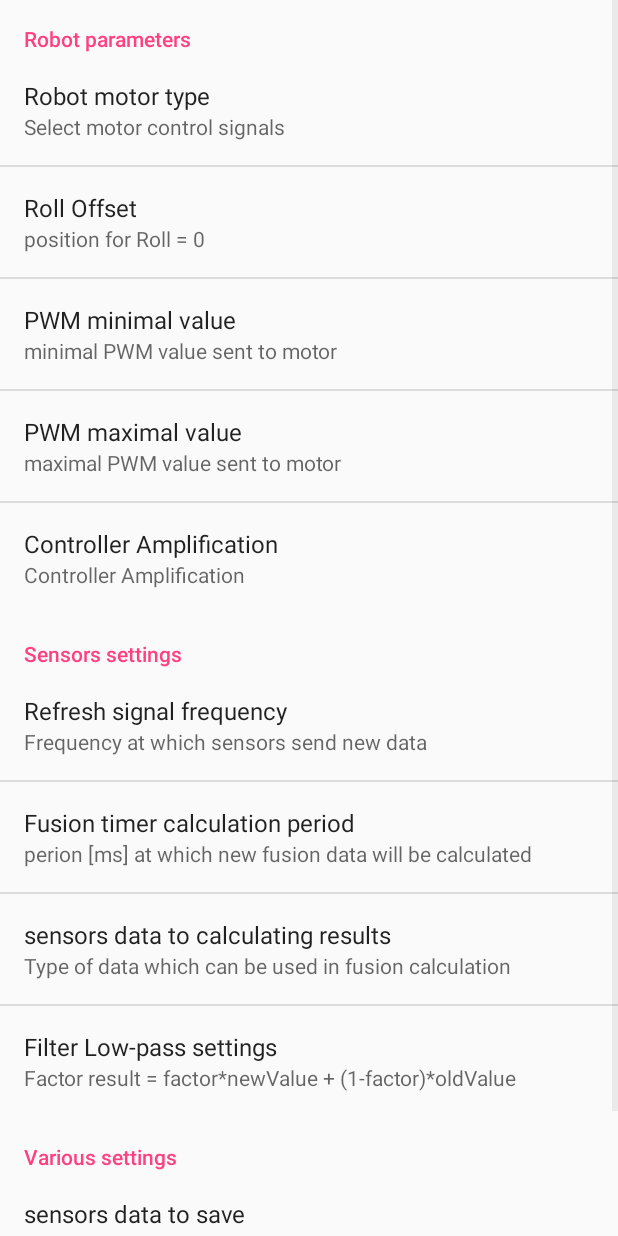
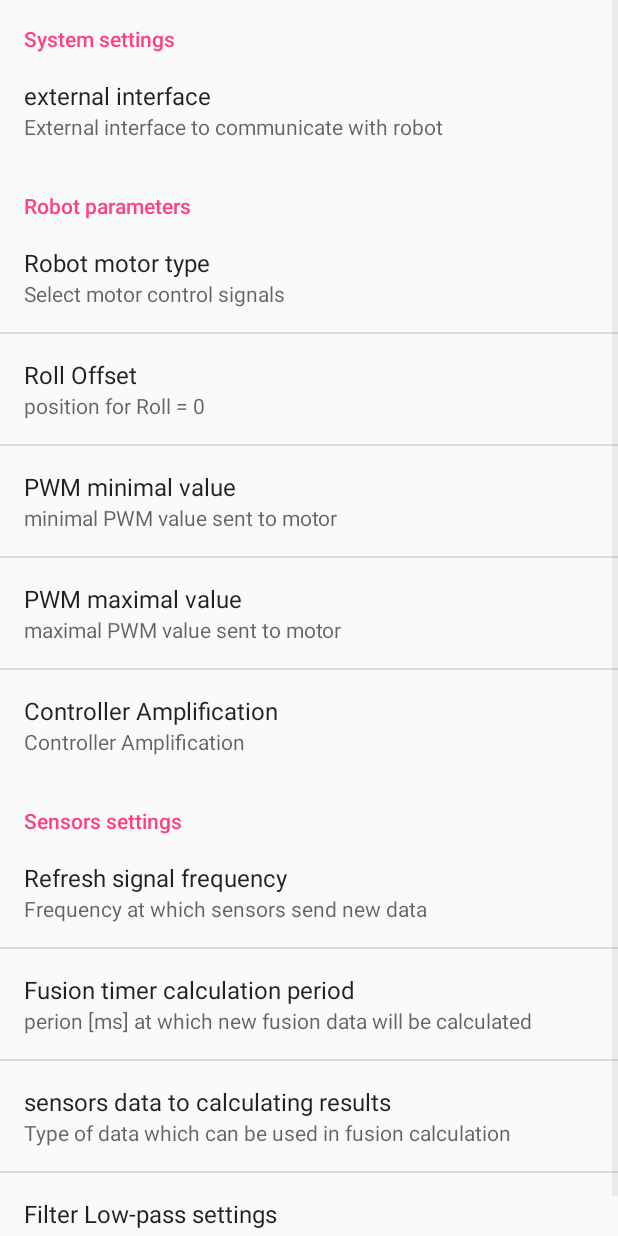
Before and after one commit to JanDebiec/Arobot_android, an Android app: the PreferencesActivity screen opened directly, with no data from a screen before it, on a phone screen of 412 x 824 dp. Run offline under Robolectric (Android 15) with nearby library versions, the phone set to English and light mode, and no system bars.

Commit message:
handling onStart, onPause... part 3

```diff
--- a/tabapp/src/main/java/de/jandrotek/android/arobot/tab/MovementActivity.java
+++ b/tabapp/src/main/java/de/jandrotek/android/arobot/tab/MovementActivity.java
@@ -354,10 +354,11 @@ public class MovementActivity extends AppCompatActivity {
 
             } else if (mExtInterfaceNew == AppStateController.EXT_CONN_WLAN){
 
+            } else {
+                toastAboutDemoMode();
             }
             return true;
         } else if (id == R.id.action_sensor_fragment) {
-//        if (id == R.id.action_sensor_fragment) {
             showProperFragment(ArobotDefines.FRAGMENT_SENSOR_MOVEMENT);
             return true;
         } else if (id == R.id.action_manual_fragment) {
@@ -395,13 +396,13 @@ public class MovementActivity extends AppCompatActivity {
     private void handleOnStartApp(){
         int interfacePref;
         interfacePref = updateInterfaceFromPrefs();
-        if(interfacePref == AppStateController.EXT_CONN_UNKNOWN){
+        if(interfacePref <= AppStateController.EXT_CONN_DEMO){
             mExtInterfaceNew = AppStateController.EXT_CONN_DEMO;
         }
     }
 
     private void toastAboutDemoMode(){
-
+        Toast.makeText(this, R.string.running_demo_mode, Toast.LENGTH_LONG).show();
     }
 
     private boolean connectBluetooth(){
@@ -441,7 +442,7 @@ public class MovementActivity extends AppCompatActivity {
 
     private void handleOnStopApp(){
         if(mExtInterfaceNew == AppStateController.EXT_CONN_BT) {
-            stopBluetooth():
+            stopBluetooth();
         }
         mStateController.setAppState(AppStateController.eStateNotConnected);
     }
--- a/tabapp/src/main/res/values/arrays.xml
+++ b/tabapp/src/main/res/values/arrays.xml
@@ -71,12 +71,16 @@
         <item>-1</item>
         <item>0</item>
         <item>1</item>
+        <item>2</item>
+        <item>3</item>
     </string-array>
 
     <string-array name="external_interface_options">
         <item>not defined</item>
+        <item>demo</item>
         <item>BlueTooth</item>
         <item>WLAN</item>
+        <item>WLAN-ROS</item>
     </string-array>
 
 </resources>
--- a/tabapp/src/main/res/values/prefs_default.xml
+++ b/tabapp/src/main/res/values/prefs_default.xml
@@ -30,7 +30,7 @@
     <string name="DEFAULT_AMPLIFICATION">"1.0"</string>
     <string name="PREFS_KEY_AMPLIFICATION">"PREFS_KEY_AMPLIFICATION"</string>
 
-    <string name="DEFAULT_EXT_INTERFACE">"0"</string>
+    <string name="DEFAULT_EXT_INTERFACE">"-1"</string>
     <string name="PREFS_KEY_EXT_INTERFACE">"PREFS_KEY_EXT_INTERFACE"</string>
 
 </resources>
--- a/tabapp/src/main/res/values/strings.xml
+++ b/tabapp/src/main/res/values/strings.xml
@@ -60,7 +60,7 @@
     <string name="ParamDetailActValue">Parameter Act Value</string>
     <string name="pref_robot_motor_title">Robot parameters</string>
     <string name="pref_sensores_settings_title">Sensors settings</string>
-    <string name="pref_various_title">Various settings</string>
+    <string name="pref_system_title">System settings</string>
 
     <!--
     Reto dummy strings
@@ -73,6 +73,7 @@
     <string name="action_sensor_fragment">sensor_fragment</string>
     <string name="action_manual_fragment">manual_fragment</string>
     <string name="action_bluetooth_fragment">bluetooth_fragment</string>
+    <string name="running_demo_mode">No connection, app running in demo mode</string>
 
 
 </resources>
--- a/tabapp/src/main/res/xml/userpreferences.xml
+++ b/tabapp/src/main/res/xml/userpreferences.xml
@@ -1,6 +1,16 @@
 <?xml version="1.0" encoding="utf-8"?>
 <PreferenceScreen xmlns:android="http://schemas.android.com/apk/res/android">
 
+    <PreferenceCategory android:title="@string/pref_system_title">
+        <ListPreference
+            android:defaultValue="@string/DEFAULT_EXT_INTERFACE"
+            android:dialogTitle="External interface"
+            android:entries="@array/external_interface_options"
+            android:entryValues="@array/external_interface_values"
+            android:key="@string/PREFS_KEY_EXT_INTERFACE"
+            android:summary="External interface to communicate with robot"
+            android:title="external interface"/>
+    </PreferenceCategory>
 
     <PreferenceCategory android:title="@string/pref_robot_motor_title">
         <ListPreference
@@ -45,7 +55,6 @@
             android:title="Controller Amplification"/>
     </PreferenceCategory>
 
-
     <PreferenceCategory android:title="@string/pref_sensores_settings_title">
         <ListPreference
             android:defaultValue="@string/DEFAULT_SENSOR_DELAY"
@@ -85,26 +94,5 @@
     </PreferenceCategory>
 
 
-    <PreferenceCategory android:title="@string/pref_various_title">
-
-        <ListPreference
-            android:defaultValue="@string/DEFAULT_SAVING_CONTENT"
-            android:dialogTitle="Content to save"
-            android:entries="@array/saving_content_options"
-            android:entryValues="@array/saving_content_values"
-            android:key="@string/PREFS_KEY_SAVING_CONTENT"
-            android:summary="Kind of data which can be saved in memory"
-            android:title="sensors data to save"/>
-
-        <ListPreference
-            android:defaultValue="@string/DEFAULT_EXT_INTERFACE"
-            android:dialogTitle="External interface"
-            android:entries="@array/external_interface_options"
-            android:entryValues="@array/external_interface_values"
-            android:key="@string/PREFS_KEY_EXT_INTERFACE"
-            android:summary="External interface to communicate with robot"
-            android:title="external interface"/>
-
-    </PreferenceCategory>
 
 </PreferenceScreen>
```
